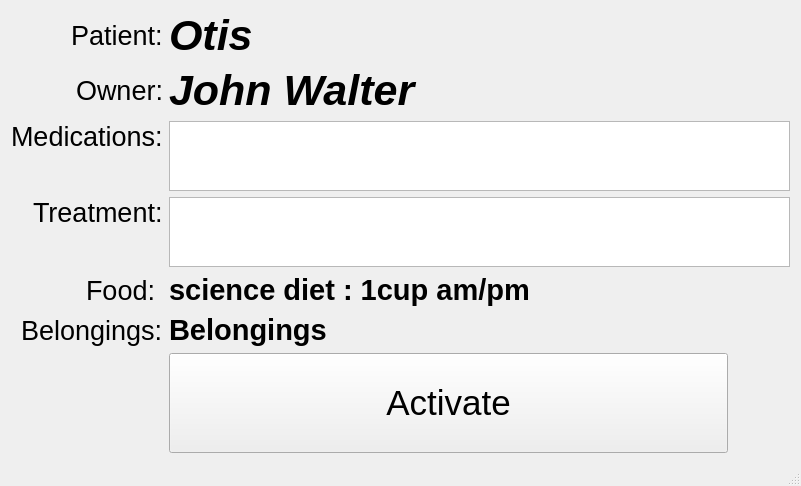
Above: RaspberryPiProgram/mainwindow.ui from walt11/FinalProject before the change. Below: the same form after it.
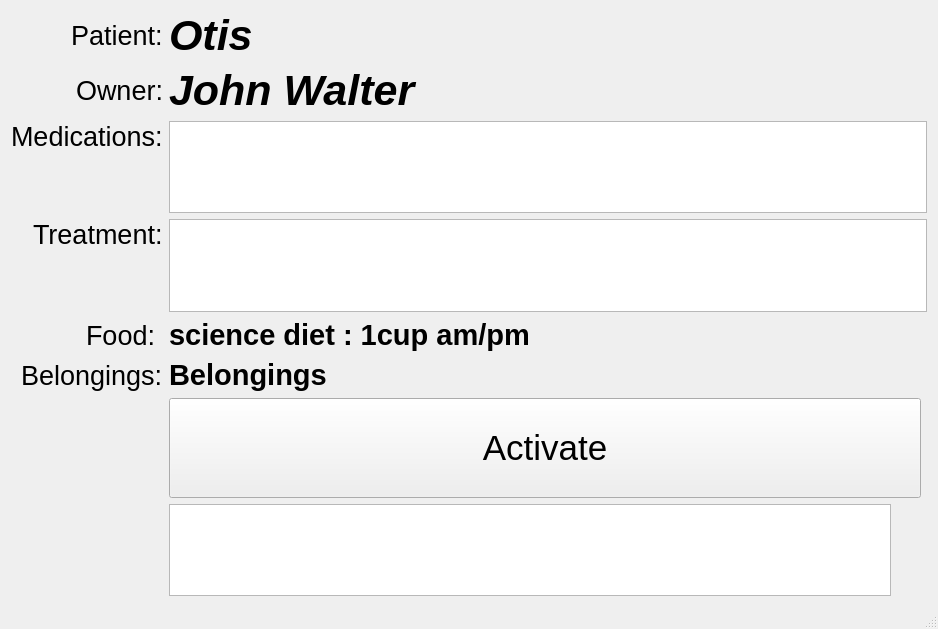
That is the form after the change.

What changed in the file:
```diff
--- a/RaspberryPiProgram/mainwindow.ui
+++ b/RaspberryPiProgram/mainwindow.ui
@@ -6,8 +6,8 @@
    <rect>
     <x>0</x>
     <y>0</y>
-    <width>801</width>
-    <height>480</height>
+    <width>938</width>
+    <height>629</height>
    </rect>
   </property>
   <property name="windowTitle">
@@ -208,6 +208,9 @@
       </property>
      </widget>
     </item>
+    <item row="7" column="1">
+     <widget class="QTextBrowser" name="textBrowser"/>
+    </item>
    </layout>
   </widget>
   <widget class="QStatusBar" name="statusBar"/>
```
Left out of the diff: 58 changed lines with no effect on the pictures.
